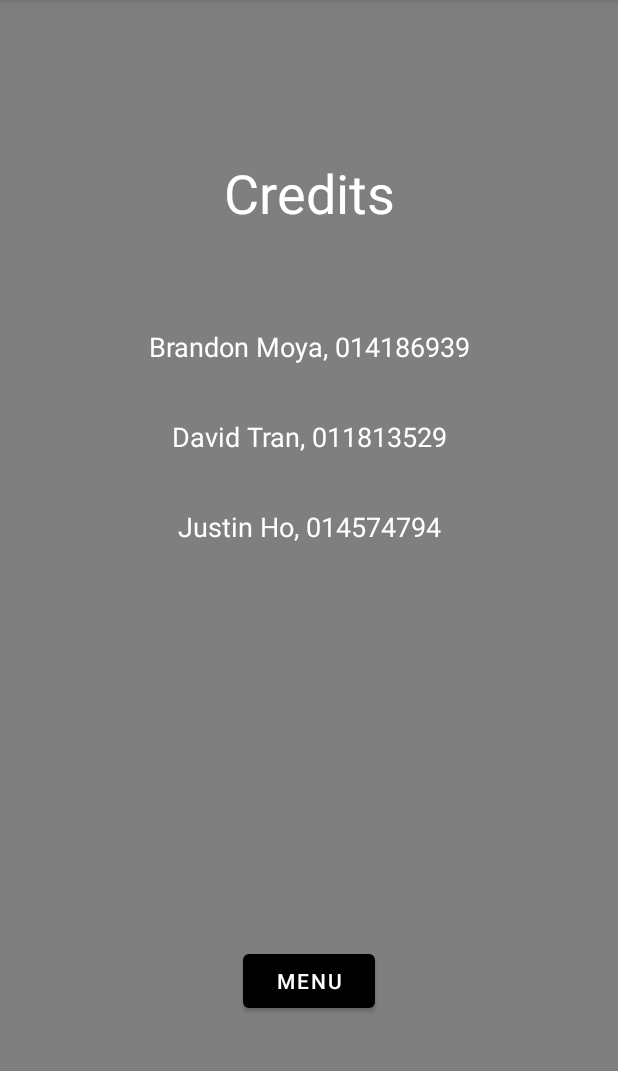
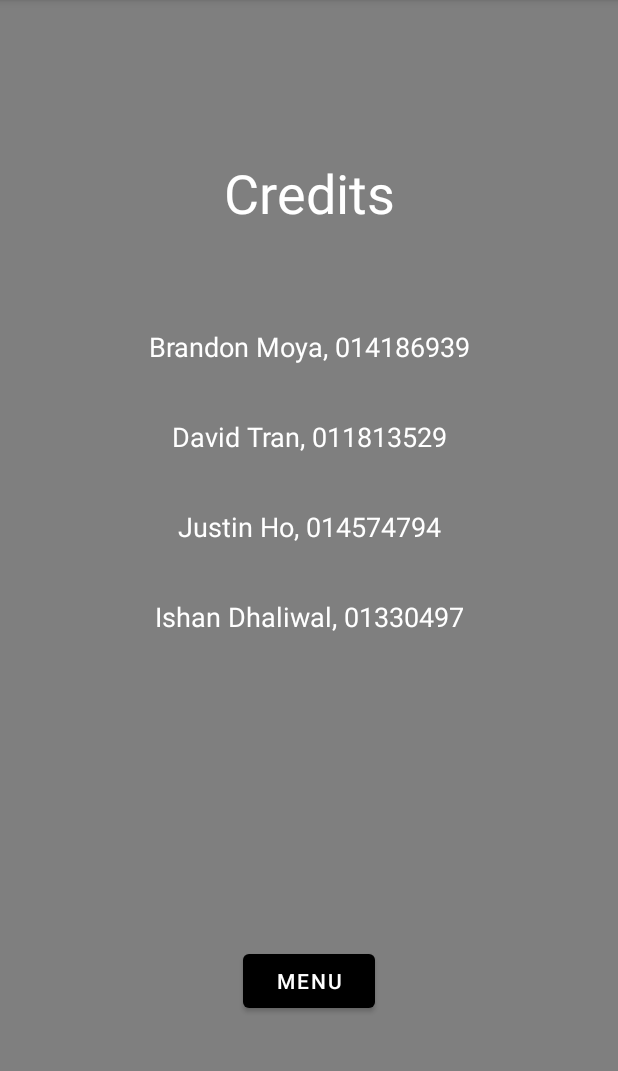
Before and after one commit to bmoya13/concentration_project, an Android app: the CreditsFragment screen opened through its navigation route, on a phone screen of 412 x 824 dp, the part 84-1155 px from its top. Run offline under Robolectric (Android 15) with nearby library versions, the phone set to English and light mode, and no system bars.

```diff
--- a/app/src/main/res/layout/fragment_credits.xml
+++ b/app/src/main/res/layout/fragment_credits.xml
@@ -16,7 +16,24 @@
         android:layout_marginRight="99dp"
         android:layout_marginBottom="388dp"
         android:gravity="center"
-        android:text="Justin Ho, 014574794"
+        android:text="@string/justin_ho_014574794"
+        android:textColor="#FFFFFF"
+        android:textSize="18sp"
+        app:layout_constraintBottom_toBottomOf="parent"
+        app:layout_constraintEnd_toEndOf="parent"
+        app:layout_constraintStart_toStartOf="parent" />
+
+    <TextView
+        android:id="@+id/ishanCredit"
+        android:layout_width="251dp"
+        android:layout_height="58dp"
+        android:layout_marginStart="99dp"
+        android:layout_marginLeft="99dp"
+        android:layout_marginEnd="99dp"
+        android:layout_marginRight="99dp"
+        android:layout_marginBottom="328dp"
+        android:gravity="center"
+        android:text="@string/ishan_dhaliwal_01330497"
         android:textColor="#FFFFFF"
         android:textSize="18sp"
         app:layout_constraintBottom_toBottomOf="parent"
@@ -33,7 +50,7 @@
         android:layout_marginRight="99dp"
         android:layout_marginBottom="448dp"
         android:gravity="center"
-        android:text="David Tran, 011813529"
+        android:text="@string/david_tran_011813529"
         android:textColor="#FFFFFF"
         android:textSize="18sp"
         app:layout_constraintBottom_toBottomOf="parent"
--- a/app/src/main/res/values/strings.xml
+++ b/app/src/main/res/values/strings.xml
@@ -31,4 +31,9 @@
     <string name="back">Back</string>
     <!-- TODO: Remove or change this placeholder text -->
     <string name="hello_blank_fragment">Hello blank fragment</string>
+    <string name="justin_ho_014574794">Justin Ho, 014574794</string>
+    <string name="david_tran_011813529">David Tran, 011813529</string>
+    <string name="score">Score</string>
+    <string name="end">End</string>
+    <string name="ishan_dhaliwal_01330497">Ishan Dhaliwal, 01330497</string>
 </resources>
```
Also changed, not shown: app/src/main/res/layout/fragment_post_game.xml (+8 -4 lines).
